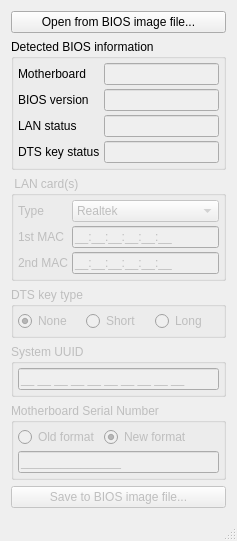
This is fd44editor.ui in LongSoft/FD44Editor as Qt 5 draws it before an edit. The edited form follows.
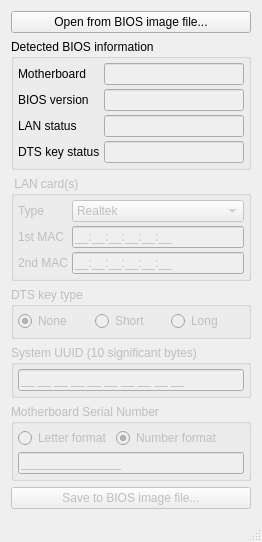
This is the edited form.

Diff of the .ui file:
```diff
--- a/fd44editor.ui
+++ b/fd44editor.ui
@@ -6,8 +6,8 @@
    <rect>
     <x>0</x>
     <y>0</y>
-    <width>237</width>
-    <height>477</height>
+    <width>262</width>
+    <height>542</height>
    </rect>
   </property>
   <property name="sizePolicy">
@@ -282,7 +282,7 @@
        <bool>false</bool>
       </property>
       <property name="title">
-       <string>System UUID</string>
+       <string>System UUID (10 significant bytes)</string>
       </property>
       <layout class="QGridLayout" name="gridLayout_2">
        <property name="margin">
@@ -325,17 +325,17 @@
        <item row="0" column="2">
         <widget class="QRadioButton" name="oldMbsnFormatRadioButton">
          <property name="text">
-          <string>Old format</string>
+          <string>Letter format</string>
          </property>
          <property name="checked">
           <bool>false</bool>
          </property>
         </widget>
        </item>
-       <item row="0" column="3">
+       <item row="0" column="3" colspan="2">
         <widget class="QRadioButton" name="newMbsnFormatRadioButton">
          <property name="text">
-          <string>New format</string>
+          <string>Number format</string>
          </property>
          <property name="checked">
           <bool>true</bool>
```
